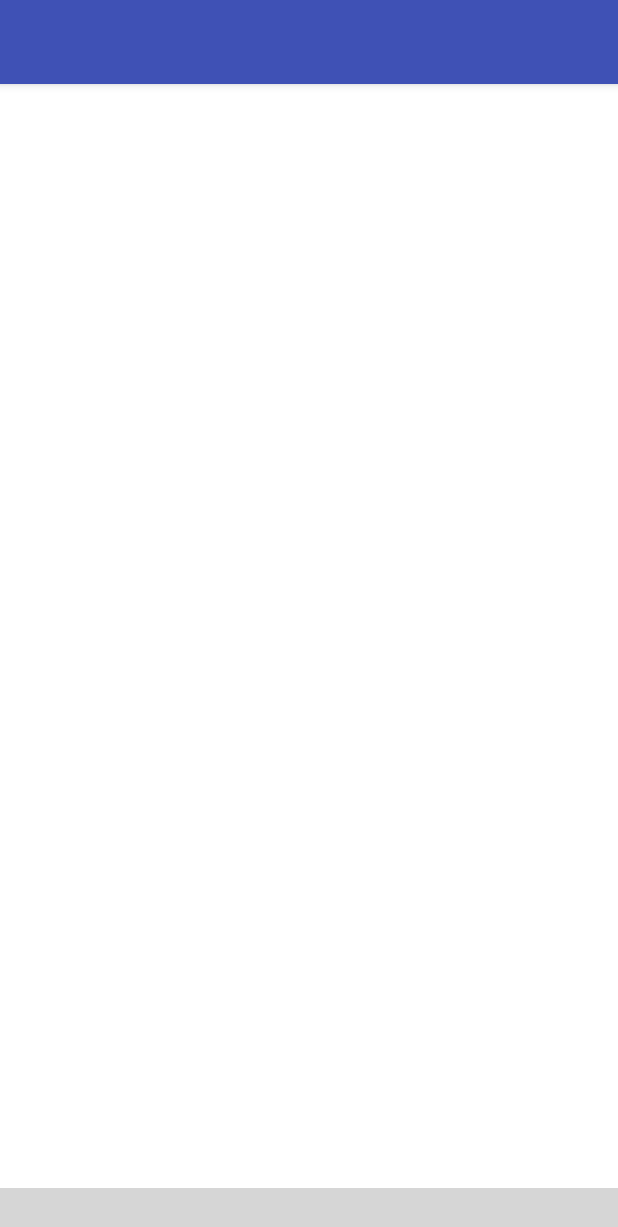
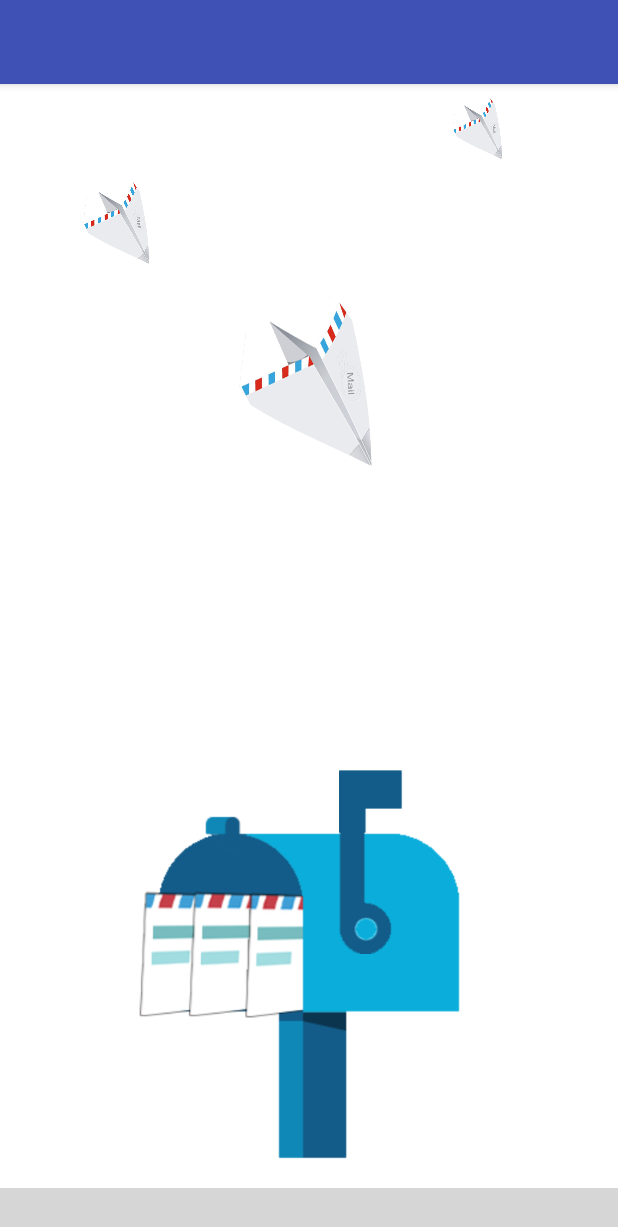
Before and after one commit to Ag47/Largo, an Android app: the layout activity_main.xml on its own in the app's theme, with its tools: preview values and no code run, on a phone screen of 412 x 824 dp. Shown: the top 1227 px of the screen. Run offline under Robolectric (Android 15) with nearby library versions, the phone set to English and light mode, and no system bars; plain views replace AHBottomNavigation; grey boxes are pictures that could not be loaded.

Commit message:
Modofied Receive View

```diff
--- a/app/src/main/res/layout/activity_main.xml
+++ b/app/src/main/res/layout/activity_main.xml
@@ -27,6 +27,5 @@
         android:id="@+id/bottom_navigation"
         android:layout_width="match_parent"
         android:layout_height="wrap_content"
-        android:layout_gravity="bottom"
-        />
+        android:layout_gravity="bottom" />
 </android.support.design.widget.CoordinatorLayout>
--- a/app/src/main/res/layout/content_main.xml
+++ b/app/src/main/res/layout/content_main.xml
@@ -4,22 +4,67 @@
     xmlns:tools="http://schemas.android.com/tools"
     android:layout_width="match_parent"
     android:layout_height="match_parent"
+    android:background="#FFFFFF"
     android:paddingBottom="@dimen/activity_vertical_margin"
     android:paddingLeft="@dimen/activity_horizontal_margin"
     android:paddingRight="@dimen/activity_horizontal_margin"
     android:paddingTop="@dimen/activity_vertical_margin"
-    tools:context=".activity.MainActivity"
-    android:background="#FFFFFF">
+    tools:context=".activity.MainActivity">
 
-    <TextView
+    <android.support.v7.widget.RecyclerView
+        android:id="@+id/recycler_receive_mail"
+        android:layout_width="match_parent"
+        android:layout_height="wrap_content"
+        android:layout_marginTop="?attr/actionBarSize"
+        android:visibility="gone" />
+
+    <ImageView
+        android:id="@+id/mail1"
+        android:layout_width="64dp"
+        android:layout_height="64dp"
+        android:layout_marginLeft="50dp"
+        android:layout_marginTop="120dp"
+        android:rotation="59"
+        android:src="@drawable/send_mail" />
+
+    <ImageView
+        android:id="@+id/mail2"
+        android:layout_width="128dp"
+        android:layout_height="128dp"
+        android:layout_marginLeft="150dp"
+        android:layout_marginTop="200dp"
+        android:rotation="59"
+        android:src="@drawable/send_mail" />
+
+    <ImageView
+        android:id="@+id/mail3"
+        android:layout_width="48dp"
+        android:layout_height="48dp"
+        android:layout_alignParentRight="true"
+        android:layout_marginRight="64dp"
+        android:layout_marginTop="64dp"
+        android:rotation="59"
+        android:src="@drawable/send_mail" />
+
+    <ImageView
         android:layout_width="wrap_content"
         android:layout_height="wrap_content"
-        android:text="Hello World!" />
+        android:layout_alignParentBottom="true"
+        android:layout_centerHorizontal="true"
+        android:scaleX="0.8"
+        android:scaleY="0.8"
+        android:src="@drawable/sender_mail_box" />
 
+    <ImageView
+        android:id="@+id/trigger"
+        android:layout_width="wrap_content"
+        android:layout_height="wrap_content"
+        android:layout_alignParentBottom="true"
 
-    <android.support.v7.widget.RecyclerView
-        android:layout_marginTop="?attr/actionBarSize"
-        android:layout_width="match_parent"
-        android:layout_height="wrap_content"
-        android:id="@+id/recycler_receive_mail"/>
+        android:layout_marginBottom="171dp"
+        android:layout_marginLeft="219dp"
+        android:scaleX="0.8"
+        android:scaleY="0.8"
+        android:src="@drawable/trigger" />
+
 </RelativeLayout>
```
Also changed, not shown: app/src/main/java/shapio/largo/activity/MainActivity.java (+44 -16 lines), app/src/main/res/anim/rotate.xml (added, +14 -0 lines), app/src/main/res/anim/rotate2.xml (added, +14 -0 lines), app/src/main/res/anim/rotate3.xml (added, +14 -0 lines), app/src/main/res/anim/rotate_trigger.xml (added, +12 -0 lines), app/src/main/res/drawable/sender_mail_box.png, app/src/main/res/drawable/sender_mail_box2.png (added), app/src/main/res/drawable/trigger.png (added), 3 other files.
